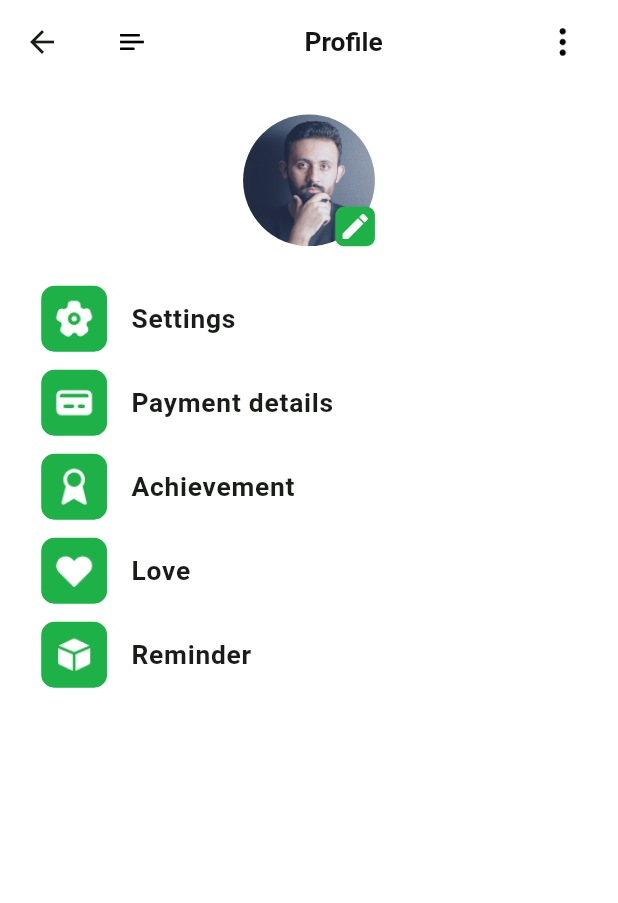
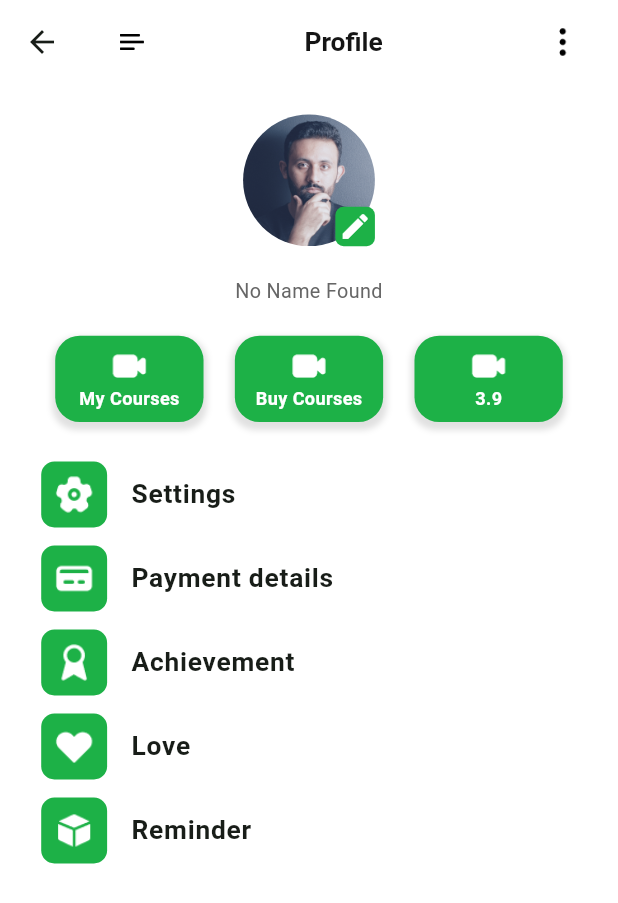
Before and after one commit to ADEL-tec/e-Learning-App, a Flutter app: the ProfilePage screen opened directly, on a phone screen of 412 x 824 dp. Shown: the top 903 px of the screen. Run offline on Flutter 3.47's test engine with Material 3 defaults, Android fonts, the phone set to English and light mode, and no system bars; our stand-ins replace bloc, cloud_firestore, dio, dots_indicator, equatable, firebase_auth and 8 more; accounts and stored records are empty; statements that could not run were skipped.

Commit message:
adding profile functions

```diff
--- /dev/null
+++ b/lib/pages/profile/bloc/profile_bloc.dart
@@ -0,0 +1,22 @@
+import 'dart:async';
+
+import 'package:bloc/bloc.dart';
+import 'package:equatable/equatable.dart';
+
+import '../../../common/entities/user.dart';
+
+part 'profile_event.dart';
+part 'profile_state.dart';
+
+class ProfileBloc extends Bloc<ProfileEvent, ProfileState> {
+  ProfileBloc() : super(ProfileState()) {
+    on<ProfileNameEvent>(profileNameEvent);
+  }
+
+  FutureOr<void> profileNameEvent(
+    ProfileNameEvent event,
+    Emitter<ProfileState> emit,
+  ) {
+    emit(state.copyWith(userItem: event.userItem));
+  }
+}
--- /dev/null
+++ b/lib/pages/profile/bloc/profile_event.dart
@@ -0,0 +1,17 @@
+part of 'profile_bloc.dart';
+
+sealed class ProfileEvent extends Equatable {
+  const ProfileEvent();
+
+  @override
+  List<Object> get props => [];
+}
+
+class ProfileNameEvent extends ProfileEvent {
+  final UserItem userItem;
+
+  const ProfileNameEvent(this.userItem);
+
+  @override
+  List<Object> get props => [userItem];
+}
--- /dev/null
+++ b/lib/pages/profile/bloc/profile_state.dart
@@ -0,0 +1,14 @@
+// ignore_for_file: public_member_api_docs, sort_constructors_first
+part of 'profile_bloc.dart';
+
+class ProfileState extends Equatable {
+  final UserItem? userItem;
+  const ProfileState({this.userItem});
+
+  @override
+  List<Object> get props => [];
+
+  ProfileState copyWith({UserItem? userItem}) {
+    return ProfileState(userItem: userItem ?? this.userItem);
+  }
+}
--- a/lib/pages/profile/profile_page.dart
+++ b/lib/pages/profile/profile_page.dart
@@ -1,6 +1,12 @@
+import '../../common/values/color.dart';
+import 'bloc/profile_bloc.dart';
+import 'widgets/profile_name.dart';
+import 'widgets/profile_top_buttons.dart';
 import 'package:flutter/material.dart';
+import 'package:flutter_bloc/flutter_bloc.dart';
 import 'package:flutter_screenutil/flutter_screenutil.dart';
 
+import '../../global.dart';
 import 'widgets/action_button.dart';
 import 'widgets/profile_app_bar.dart';
 import 'widgets/profile_image.dart';
@@ -20,17 +26,32 @@ class _ProfilePageState extends State<ProfilePage> {
     "Love": "heart(1).png",
     "Reminder": "cube.png",
   };
+
+  @override
+  void didChangeDependencies() {
+    super.didChangeDependencies();
+
+    final userProfile = Global.storageService.getUserProfile;
+    context.read<ProfileBloc>().add(ProfileNameEvent(userProfile!));
+  }
+
   @override
   Widget build(BuildContext context) {
     return Scaffold(
       appBar: ProfileAppBar(),
-      body: SafeArea(
+      body: BlocBuilder<ProfileBloc, ProfileState>(
+        builder: (context, state) {
+          return SafeArea(
             child: SingleChildScrollView(
               child: SizedBox(
                 width: double.infinity,
                 child: Column(
                   children: [
                     ProfileImage(),
+                    SizedBox(height: 20.h),
+                    ProfileName(state),
+                    SizedBox(height: 20.h),
+                    ProfileTopButtons(),
                     SizedBox(height: 20.h),
                     ...List.generate(
                       actions.length,
@@ -43,6 +64,8 @@ class _ProfilePageState extends State<ProfilePage> {
                 ),
               ),
             ),
+          );
+        },
       ),
     );
   }
--- a/lib/pages/profile/widgets/profile_image.dart
+++ b/lib/pages/profile/widgets/profile_image.dart
@@ -1,6 +1,7 @@
-import 'package:elearning/common/values/color.dart';
 import 'package:flutter/material.dart';
 import 'package:flutter_screenutil/flutter_screenutil.dart';
+
+import '../../../common/values/color.dart';
 
 class ProfileImage extends StatelessWidget {
   const ProfileImage({super.key});
--- /dev/null
+++ b/lib/pages/profile/widgets/profile_name.dart
@@ -0,0 +1,28 @@
+import '../bloc/profile_bloc.dart';
+import 'package:flutter/material.dart';
+import 'package:flutter_screenutil/flutter_screenutil.dart';
+
+import '../../../common/values/color.dart';
+
+class ProfileName extends StatelessWidget {
+  const ProfileName(this.state, {super.key});
+
+  final ProfileState state;
+
+  @override
+  Widget build(BuildContext context) {
+    return Padding(
+      padding: EdgeInsetsGeometry.symmetric(horizontal: 50.w),
+      child: Text(
+        state.userItem == null
+            ? "No Name Found"
+            : state.userItem?.description ?? 'No Name Given',
+        textAlign: TextAlign.center,
+        style: TextStyle(
+          fontSize: 12.sp,
+          color: AppColors.primarySecondaryElementText,
+        ),
+      ),
+    );
+  }
+}
--- /dev/null
+++ b/lib/pages/profile/widgets/profile_top_buttons.dart
@@ -0,0 +1,75 @@
+import 'package:flutter/material.dart';
+import 'package:flutter_screenutil/flutter_screenutil.dart';
+
+import '../../../common/values/color.dart';
+
+class ProfileTopButtons extends StatelessWidget {
+  const ProfileTopButtons({super.key});
+
+  @override
+  Widget build(BuildContext context) {
+    return Container(
+      margin: EdgeInsets.symmetric(horizontal: 24.w),
+      child: Row(
+        mainAxisAlignment: MainAxisAlignment.spaceAround,
+        children: [
+          _buildBtn(
+            title: "My Courses",
+            iconName: "profile_video",
+            onTap: () {},
+          ),
+          _buildBtn(
+            title: "Buy Courses",
+            iconName: "profile_video",
+            onTap: () {},
+          ),
+          _buildBtn(title: "3.9", iconName: "profile_video", onTap: () {}),
+        ],
+      ),
+    );
+  }
+
+  Widget _buildBtn({
+    required String title,
+    required String iconName,
+    required Function()? onTap,
+  }) {
+    return GestureDetector(
+      onTap: onTap,
+      child: Container(
+        width: 90.w,
+        margin: EdgeInsets.symmetric(horizontal: 5.w),
+        padding: EdgeInsets.symmetric(horizontal: 5.w, vertical: 7.h),
+        decoration: BoxDecoration(
+          color: AppColors.primaryElement,
+          boxShadow: [
+            BoxShadow(
+              color: Colors.grey.withAlpha(80),
+              spreadRadius: 2,
+              blurRadius: 3,
+              offset: Offset(0, 3),
+            ),
+          ],
+          borderRadius: BorderRadius.circular(15.w),
+        ),
+        child: Column(
+          children: [
+            SizedBox(
+              width: 24.w,
+              height: 24.w,
+              child: Image.asset("assets/icons/$iconName.png"),
+            ),
+            Text(
+              title,
+              style: TextStyle(
+                color: AppColors.primaryElementText,
+                fontSize: 11.sp,
+                fontWeight: FontWeight.bold,
+              ),
+            ),
+          ],
+        ),
+      ),
+    );
+  }
+}
```
Lines whose indentation alone changed are shown as unchanged.
